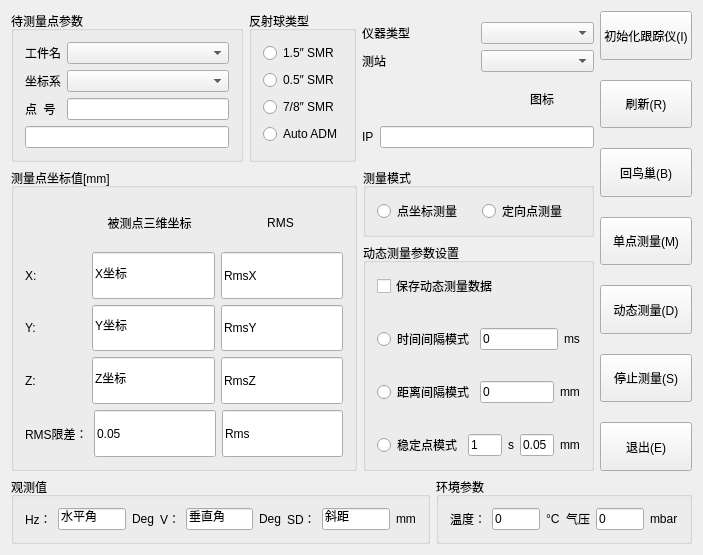
zxiat-jc/APILTM, file APILTM/APILTM.ui: the form before one commit.
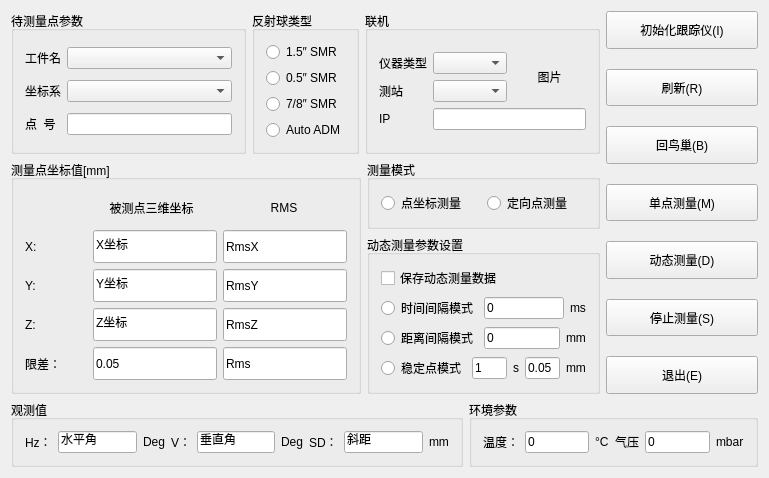
The form after the commit.

Commit message: op--页面与测量

What changed in the file:
```diff
--- a/APILTM/APILTM.ui
+++ b/APILTM/APILTM.ui
@@ -6,8 +6,8 @@
    <rect>
     <x>0</x>
     <y>0</y>
-    <width>703</width>
-    <height>555</height>
+    <width>769</width>
+    <height>466</height>
    </rect>
   </property>
   <property name="windowTitle">
@@ -290,7 +290,7 @@
           <item>
            <spacer name="horizontalSpacer">
             <property name="orientation">
-             <enum>Qt::Orientation::Horizontal</enum>
+             <enum>Qt::Horizontal</enum>
             </property>
             <property name="sizeHint" stdset="0">
              <size>
@@ -306,7 +306,7 @@
              <string>被测点三维坐标</string>
             </property>
             <property name="alignment">
-             <set>Qt::AlignmentFlag::AlignCenter</set>
+             <set>Qt::AlignCenter</set>
             </property>
            </widget>
           </item>
@@ -316,7 +316,7 @@
              <string>RMS</string>
             </property>
             <property name="alignment">
-             <set>Qt::AlignmentFlag::AlignCenter</set>
+             <set>Qt::AlignCenter</set>
             </property>
            </widget>
           </item>
@@ -438,7 +438,7 @@
           <item>
            <widget class="QLabel" name="label_10">
             <property name="text">
-             <string>RMS限差：</string>
+             <string>限差：</string>
             </property>
            </widget>
           </item>
@@ -481,7 +481,7 @@
        <item>
         <spacer name="verticalSpacer">
          <property name="orientation">
-          <enum>Qt::Orientation::Vertical</enum>
+          <enum>Qt::Vertical</enum>
          </property>
          <property name="sizeHint" stdset="0">
           <size>
@@ -517,7 +517,7 @@
        <item>
         <spacer name="verticalSpacer_3">
          <property name="orientation">
-          <enum>Qt::Orientation::Vertical</enum>
+          <enum>Qt::Vertical</enum>
          </property>
          <property name="sizeHint" stdset="0">
           <size>
@@ -625,7 +625,7 @@
           <item row="1" column="0">
            <spacer name="verticalSpacer_2">
             <property name="orientation">
-             <enum>Qt::Orientation::Vertical</enum>
+             <enum>Qt::Vertical</enum>
             </property>
             <property name="sizeHint" stdset="0">
              <size>
@@ -645,7 +645,7 @@
           <item row="3" column="0">
            <spacer name="verticalSpacer_4">
             <property name="orientation">
-             <enum>Qt::Orientation::Vertical</enum>
+             <enum>Qt::Vertical</enum>
             </property>
             <property name="sizeHint" stdset="0">
              <size>
@@ -658,7 +658,7 @@
           <item row="5" column="0">
            <spacer name="verticalSpacer_5">
             <property name="orientation">
-             <enum>Qt::Orientation::Vertical</enum>
+             <enum>Qt::Vertical</enum>
             </property>
             <property name="sizeHint" stdset="0">
              <size>
@@ -676,45 +676,42 @@
     </layout>
    </item>
    <item row="0" column="0">
-    <layout class="QHBoxLayout" name="horizontalLayout_17" stretch="0,0,0">
+    <layout class="QHBoxLayout" name="horizontalLayout_17" stretch="1,0,1">
      <item>
       <widget class="QGroupBox" name="groupBox">
        <property name="title">
         <string>待测量点参数</string>
        </property>
        <layout class="QGridLayout" name="gridLayout">
-        <item row="0" column="0">
-         <widget class="QLabel" name="label">
-          <property name="text">
-           <string>工件名</string>
-          </property>
-         </widget>
-        </item>
-        <item row="1" column="0">
-         <widget class="QLabel" name="label_2">
-          <property name="text">
-           <string>坐标系</string>
-          </property>
-         </widget>
-        </item>
-        <item row="2" column="0">
-         <widget class="QLabel" name="label_3">
-          <property name="text">
-           <string>点  号</string>
-          </property>
-         </widget>
+        <item row="1" column="1">
+         <widget class="QComboBox" name="coordinateSystem"/>
         </item>
         <item row="2" column="1">
          <widget class="QLineEdit" name="piontname"/>
         </item>
-        <item row="3" column="0" colspan="2">
-         <widget class="QLineEdit" name="lineEdit_4"/>
+        <item row="2" column="0">
+         <widget class="QLabel" name="label_3">
+          <property name="text">
+           <string>点  号</string>
+          </property>
+         </widget>
         </item>
         <item row="0" column="1">
          <widget class="QComboBox" name="workpieceName"/>
         </item>
-        <item row="1" column="1">
-         <widget class="QComboBox" name="coordinateSystem"/>
+        <item row="1" column="0">
+         <widget class="QLabel" name="label_2">
+          <property name="text">
+           <string>坐标系</string>
+          </property>
+         </widget>
+        </item>
+        <item row="0" column="0">
+         <widget class="QLabel" name="label">
+          <property name="text">
+           <string>工件名</string>
+          </property>
+         </widget>
         </item>
        </layout>
       </widget>
@@ -757,100 +754,57 @@
       </widget>
      </item>
      <item>
-      <layout class="QVBoxLayout" name="verticalLayout_2" stretch="3,2,1">
+      <widget class="QGroupBox" name="groupBox_8">
+       <property name="title">
+        <string>联机</string>
+       </property>
+       <layout class="QVBoxLayout" name="verticalLayout">
        <item>
-        <layout class="QVBoxLayout" name="verticalLayout" stretch="1,1">
-         <item>
-          <layout class="QHBoxLayout" name="horizontalLayout_4">
-           <item>
+         <layout class="QGridLayout" name="gridLayout_9" columnstretch="0,1,1">
+          <item row="0" column="0">
             <widget class="QLabel" name="label_28">
              <property name="text">
               <string>仪器类型</string>
              </property>
             </widget>
            </item>
-           <item>
-            <widget class="QComboBox" name="instrumentType"/>
-           </item>
-          </layout>
-         </item>
-         <item>
-          <layout class="QHBoxLayout" name="horizontalLayout_5">
-           <item>
+          <item row="1" column="0">
             <widget class="QLabel" name="label_4">
              <property name="text">
               <string>测站</string>
              </property>
             </widget>
            </item>
-           <item>
+          <item row="0" column="1">
+           <widget class="QComboBox" name="instrumentType"/>
+          </item>
+          <item row="1" column="1">
             <widget class="QComboBox" name="stations"/>
            </item>
-          </layout>
-         </item>
-        </layout>
-       </item>
-       <item>
-        <layout class="QHBoxLayout" name="horizontalLayout_14" stretch="1,1,0">
-         <item>
-          <spacer name="horizontalSpacer_2">
-           <property name="orientation">
-            <enum>Qt::Orientation::Horizontal</enum>
-           </property>
-           <property name="sizeHint" stdset="0">
-            <size>
-             <width>40</width>
-             <height>20</height>
-            </size>
-           </property>
-          </spacer>
-         </item>
-         <item>
-          <widget class="QLabel" name="lab_tupian">
-           <property name="sizePolicy">
-            <sizepolicy hsizetype="Fixed" vsizetype="Fixed">
-             <horstretch>0</horstretch>
-             <verstretch>0</verstretch>
-            </sizepolicy>
-           </property>
-           <property name="text">
-            <string>图标</string>
-           </property>
-           <property name="alignment">
-            <set>Qt::AlignmentFlag::AlignCenter</set>
-           </property>
-          </widget>
-         </item>
-         <item>
-          <spacer name="horizontalSpacer_3">
-           <property name="orientation">
-            <enum>Qt::Orientation::Horizontal</enum>
-           </property>
-           <property name="sizeHint" stdset="0">
-            <size>
-             <width>40</width>
-             <height>20</height>
-            </size>
-           </property>
-          </spacer>
-         </item>
-        </layout>
-       </item>
-       <item>
-        <layout class="QHBoxLayout" name="horizontalLayout_13">
-         <item>
+          <item row="2" column="0">
           <widget class="QLabel" name="label_29">
            <property name="text">
             <string>IP</string>
            </property>
           </widget>
          </item>
-         <item>
+          <item row="2" column="1" colspan="2">
           <widget class="QLineEdit" name="lineIP"/>
          </item>
+          <item row="0" column="2" rowspan="2">
+           <widget class="QLabel" name="lab_tupian">
+            <property name="text">
+             <string>图片</string>
+            </property>
+            <property name="alignment">
+             <set>Qt::AlignCenter</set>
+            </property>
+           </widget>
+          </item>
         </layout>
        </item>
       </layout>
+      </widget>
      </item>
     </layout>
    </item>
```
Lines whose indentation alone changed are shown as unchanged. The commit also changes 2 other files.
